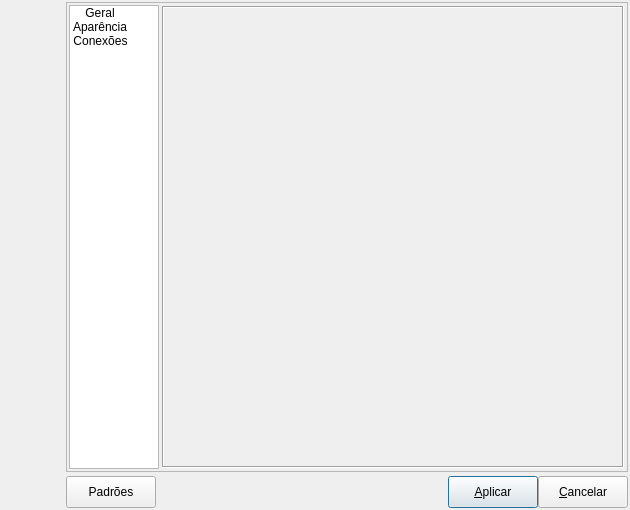
Before: the Qt Designer form pgmodeler_ui/ui/formconfiguracao.ui in erdincay/pgmodeler-old, drawn with Qt 5.
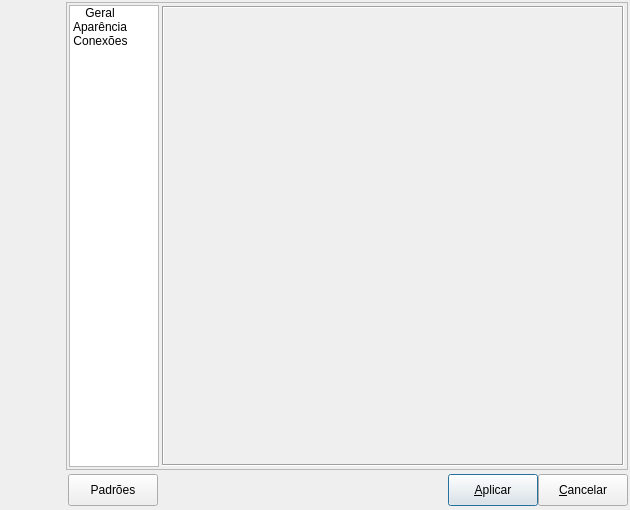
After: the same form once the commit is applied. Icons and pictures are not drawn.

The edit to the form file:
```diff
--- a/pgmodeler_ui/ui/formconfiguracao.ui
+++ b/pgmodeler_ui/ui/formconfiguracao.ui
@@ -133,7 +133,10 @@
    <item row="1" column="1">
     <layout class="QGridLayout" name="botoes_lt">
      <property name="leftMargin">
-      <number>0</number>
+      <number>2</number>
+     </property>
+     <property name="bottomMargin">
+      <number>2</number>
      </property>
      <property name="spacing">
       <number>0</number>
```
